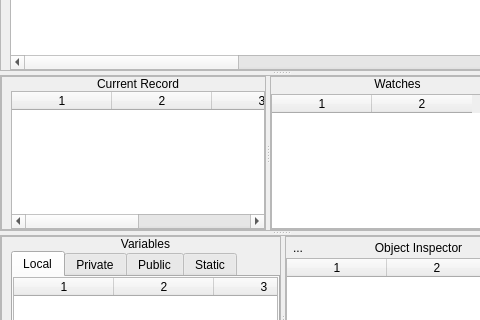
Old version of the form hbide/debugger.ui in the repository FiveTechSoft/qtcontribs; both pictures show x 0 to 480 and y 120 to 440 of the 562 by 703 pixel window.
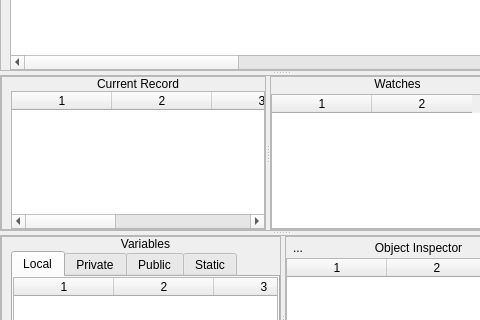
New version of the form. Icons and pictures are not drawn.

```diff
--- a/hbide/debugger.ui
+++ b/hbide/debugger.ui
@@ -277,7 +277,7 @@
               <enum>QAbstractItemView::SingleSelection</enum>
              </property>
              <property name="columnCount">
-              <number>4</number>
+              <number>5</number>
              </property>
              <attribute name="horizontalHeaderStretchLastSection">
               <bool>false</bool>
@@ -289,6 +289,7 @@
              <column/>
              <column/>
              <column/>
+             <column/>
             </widget>
            </item>
           </layout>
```
Left out of the diff: 2 changed lines with no effect on the pictures.
